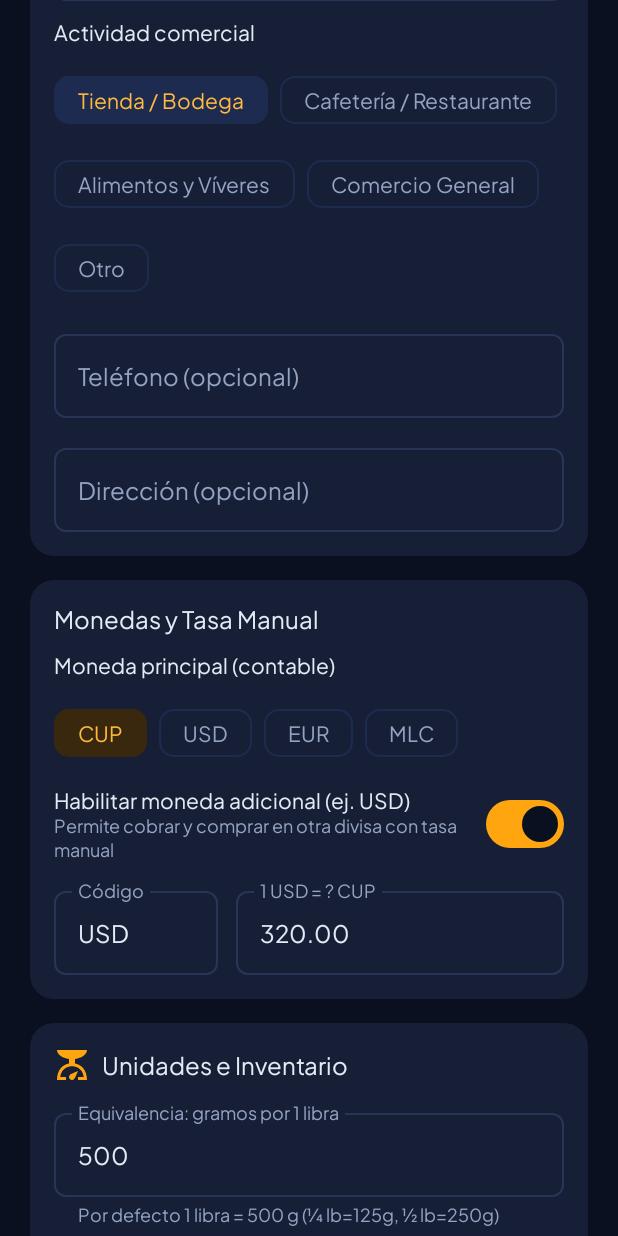
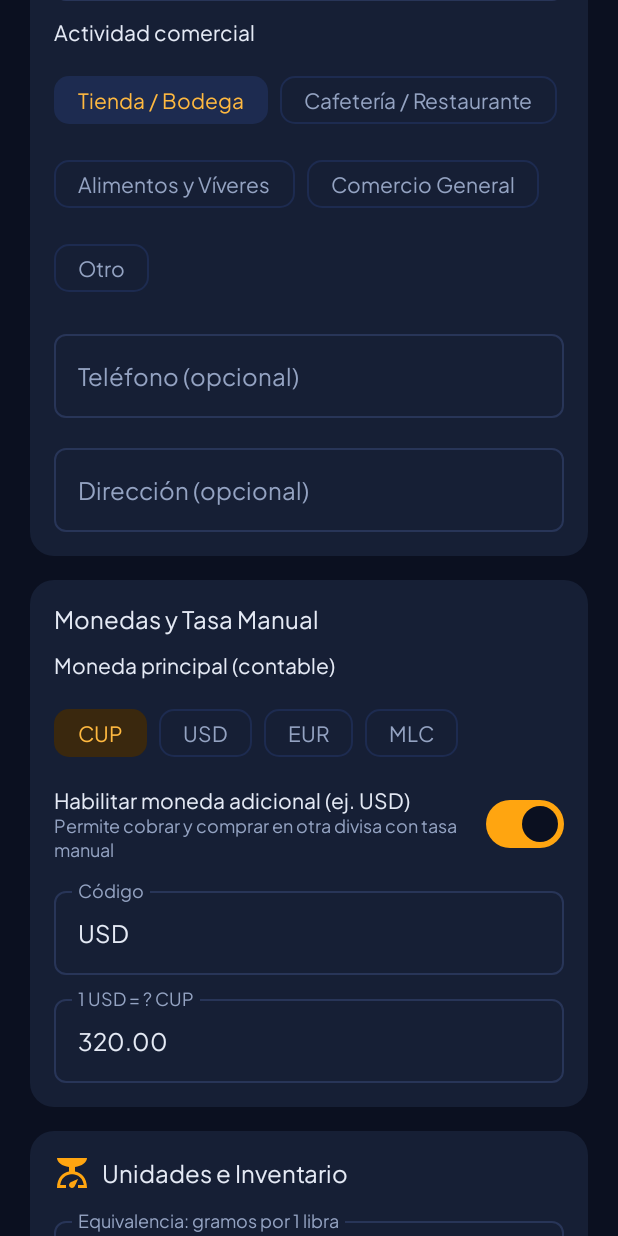
Before and after one commit to appscuba/mipos, an Android app built with Jetpack Compose: the screen it shows after launch (MainActivity), scrolled down 576 dp, on a phone screen of 412 x 824 dp. Run offline under Robolectric (Android 15) with nearby library versions, the phone set to English and light mode, and no system bars; our stand-ins replace Room's generated code; pictures from the network do not load.

Commit message:
Stack secondary currency setup fields on narrow screens

```diff
--- a/app/src/main/java/com/example/ui/setup/SetupScreen.kt
+++ b/app/src/main/java/com/example/ui/setup/SetupScreen.kt
@@ -404,6 +404,26 @@ fun SetupScreen(
             }
 
             if (state.enableSecondaryCurrency) {
+              BoxWithConstraints(modifier = Modifier.fillMaxWidth()) {
+                if (maxWidth < 440.dp) {
+                  Column(verticalArrangement = Arrangement.spacedBy(8.dp)) {
+                    OutlinedTextField(
+                      value = state.secondaryCurrencyCode,
+                      onValueChange = viewModel::updateSecondaryCurrencyCode,
+                      label = { Text("Código") },
+                      singleLine = true,
+                      modifier = Modifier.fillMaxWidth(),
+                    )
+                    OutlinedTextField(
+                      value = state.secondaryCurrencyRate,
+                      onValueChange = viewModel::updateSecondaryCurrencyRate,
+                      label = { Text("1 ${state.secondaryCurrencyCode} = ? ${state.primaryCurrency}") },
+                      singleLine = true,
+                      keyboardOptions = KeyboardOptions(keyboardType = KeyboardType.Decimal),
+                      modifier = Modifier.fillMaxWidth(),
+                    )
+                  }
+                } else {
                   Row(
                     modifier = Modifier.fillMaxWidth(),
                     horizontalArrangement = Arrangement.spacedBy(12.dp),
@@ -423,6 +443,8 @@ fun SetupScreen(
                       keyboardOptions = KeyboardOptions(keyboardType = KeyboardType.Decimal),
                       modifier = Modifier.weight(2f),
                     )
+                  }
+                }
               }
             }
           }
```
Lines whose indentation alone changed are shown as unchanged.
